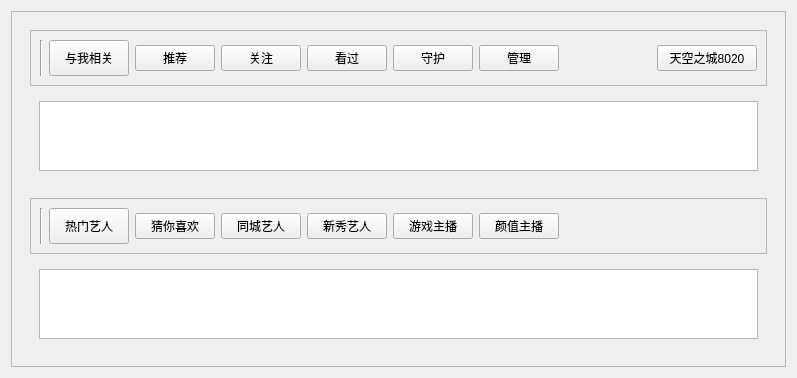
Above: VideoPlayer/mainwidget/musicscene/MusicScene.ui from huizhang556/pc-video-player before the change. Below: the same form after it.
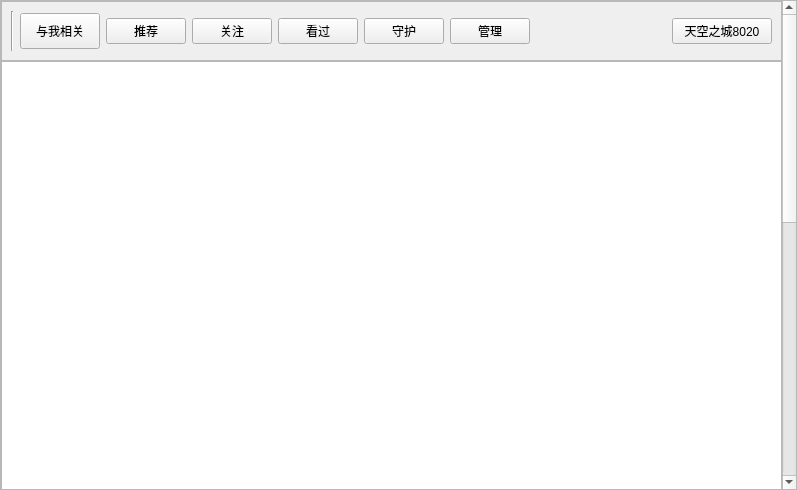
That is the form after the change.

Diff of the .ui file:
```diff
--- a/VideoPlayer/mainwidget/musicscene/MusicScene.ui
+++ b/VideoPlayer/mainwidget/musicscene/MusicScene.ui
@@ -7,13 +7,28 @@
     <x>0</x>
     <y>0</y>
     <width>797</width>
-    <height>378</height>
+    <height>490</height>
    </rect>
   </property>
   <property name="windowTitle">
    <string>Form</string>
   </property>
   <layout class="QVBoxLayout" name="verticalLayout_9">
+   <property name="spacing">
+    <number>0</number>
+   </property>
+   <property name="leftMargin">
+    <number>0</number>
+   </property>
+   <property name="topMargin">
+    <number>0</number>
+   </property>
+   <property name="rightMargin">
+    <number>0</number>
+   </property>
+   <property name="bottomMargin">
+    <number>0</number>
+   </property>
    <item>
     <widget class="QScrollArea" name="scrollArea">
      <property name="widgetResizable">
@@ -24,11 +39,32 @@
        <rect>
         <x>0</x>
         <y>0</y>
-        <width>760</width>
-        <height>370</height>
+        <width>778</width>
+        <height>1080</height>
        </rect>
       </property>
+      <property name="minimumSize">
+       <size>
+        <width>0</width>
+        <height>1080</height>
+       </size>
+      </property>
       <layout class="QVBoxLayout" name="verticalLayout_8">
+       <property name="spacing">
+        <number>0</number>
+       </property>
+       <property name="leftMargin">
+        <number>0</number>
+       </property>
+       <property name="topMargin">
+        <number>0</number>
+       </property>
+       <property name="rightMargin">
+        <number>0</number>
+       </property>
+       <property name="bottomMargin">
+        <number>0</number>
+       </property>
        <item>
         <layout class="QVBoxLayout" name="verticalLayout_7">
          <property name="spacing">
@@ -37,10 +73,31 @@
          <item>
           <widget class="QWidget" name="widget" native="true">
            <layout class="QVBoxLayout" name="verticalLayout_2">
+            <property name="spacing">
+             <number>0</number>
+            </property>
+            <property name="leftMargin">
+             <number>0</number>
+            </property>
+            <property name="topMargin">
+             <number>0</number>
+            </property>
+            <property name="rightMargin">
+             <number>0</number>
+            </property>
+            <property name="bottomMargin">
+             <number>0</number>
+            </property>
             <item>
              <layout class="QVBoxLayout" name="verticalLayout">
               <item>
                <widget class="QFrame" name="frame">
+                <property name="minimumSize">
+                 <size>
+                  <width>0</width>
+                  <height>60</height>
+                 </size>
+                </property>
                 <property name="frameShape">
                  <enum>QFrame::StyledPanel</enum>
                 </property>
@@ -145,6 +202,21 @@
               </property>
               <widget class="QWidget" name="page_3">
                <layout class="QVBoxLayout" name="verticalLayout_3">
+                <property name="spacing">
+                 <number>0</number>
+                </property>
+                <property name="leftMargin">
+                 <number>0</number>
+                </property>
+                <property name="topMargin">
+                 <number>0</number>
+                </property>
+                <property name="rightMargin">
+                 <number>0</number>
+                </property>
+                <property name="bottomMargin">
+                 <number>0</number>
+                </property>
                 <item>
                  <widget class="QListWidget" name="listWidget"/>
                 </item>
@@ -159,10 +231,31 @@
          <item>
           <widget class="QWidget" name="widget_2" native="true">
            <layout class="QVBoxLayout" name="verticalLayout_4">
+            <property name="spacing">
+             <number>0</number>
+            </property>
+            <property name="leftMargin">
+             <number>0</number>
+            </property>
+            <property name="topMargin">
+             <number>0</number>
+            </property>
+            <property name="rightMargin">
+             <number>0</number>
+            </property>
+            <property name="bottomMargin">
+             <number>0</number>
+            </property>
             <item>
              <layout class="QVBoxLayout" name="verticalLayout_5">
               <item>
                <widget class="QFrame" name="frame_2">
+                <property name="minimumSize">
+                 <size>
+                  <width>0</width>
+                  <height>60</height>
+                 </size>
+                </property>
                 <property name="frameShape">
                  <enum>QFrame::StyledPanel</enum>
                 </property>
@@ -254,6 +347,21 @@
               </property>
               <widget class="QWidget" name="page_5">
                <layout class="QVBoxLayout" name="verticalLayout_6">
+                <property name="spacing">
+                 <number>0</number>
+                </property>
+                <property name="leftMargin">
+                 <number>0</number>
+                </property>
+                <property name="topMargin">
+                 <number>0</number>
+                </property>
+                <property name="rightMargin">
+                 <number>0</number>
+                </property>
+                <property name="bottomMargin">
+                 <number>0</number>
+                </property>
                 <item>
                  <widget class="QListWidget" name="listWidget_2"/>
                 </item>
```
